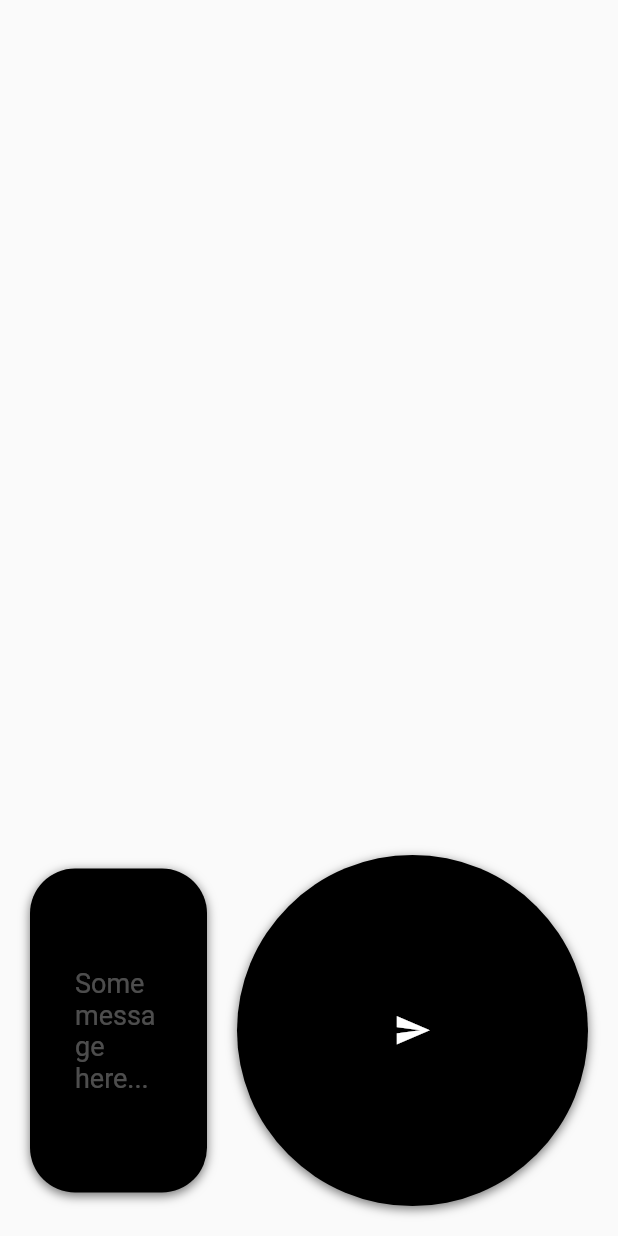
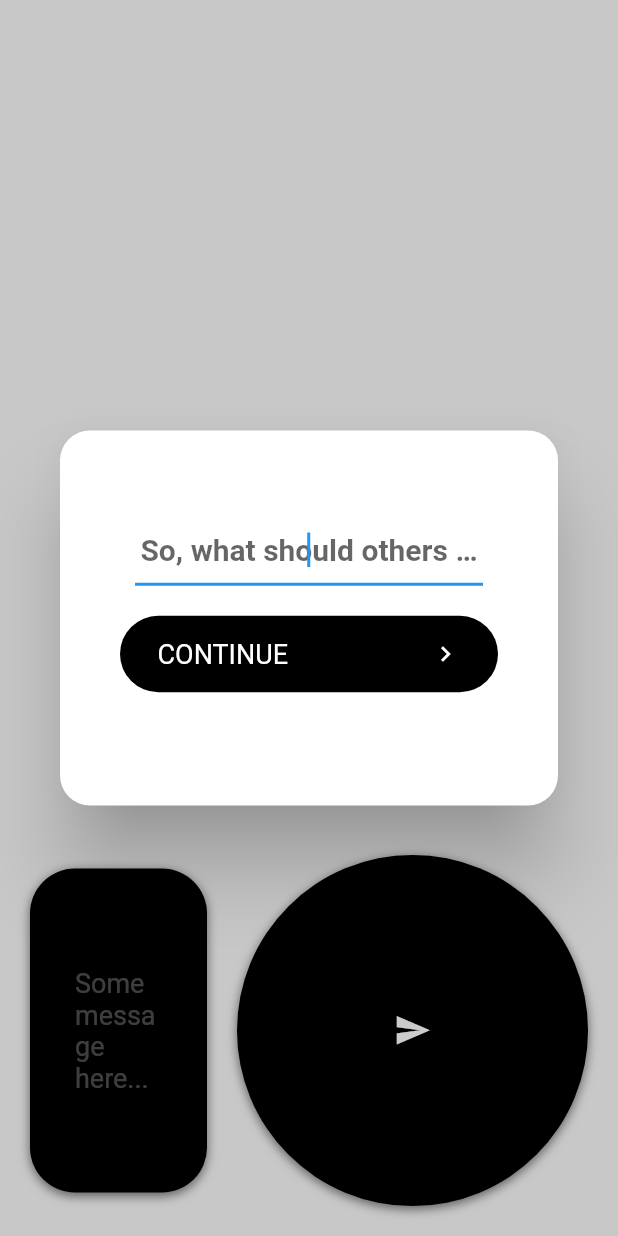
Before and after one commit to gaurav-12/chat-app-flutter, a Flutter app: the screen it shows after launch, on a phone screen of 412 x 824 dp. Run offline on Flutter 3.47's test engine with Material 2 defaults, Android fonts, the phone set to English and light mode, and no system bars; our stand-ins replace socket_io_client.

Commit message:
Added Dialog to get name

```diff
--- a/lib/ChatPage.dart
+++ b/lib/ChatPage.dart
@@ -1,7 +1,7 @@
 import 'dart:async';
-import 'dart:convert';
 import 'dart:ui';
 
+import 'package:flutter/cupertino.dart';
 import 'package:flutter/material.dart';
 import 'package:socket_io_client/socket_io_client.dart' as SocketIO;
 
@@ -18,10 +18,15 @@ class ChatPageState extends State<ChatPage> {
   double height, width;
   TextEditingController textController;
   ScrollController scrollController;
+  TextEditingController nameFieldController;
+  BuildContext scaffoldContext;
 
   double textFieldHeight;
   double textFieldFontSize;
   double baseTextFieldHeight;
+
+  bool submittingName;
+  bool nameValid;
 
   final String url = "https://chat-app-flutter-node.herokuapp.com";
 
@@ -33,27 +38,146 @@ class ChatPageState extends State<ChatPage> {
     textController.addListener(onTextChange);
 
     scrollController = ScrollController();
+    nameFieldController = TextEditingController();
 
     textFieldHeight = window.physicalSize.height * 0.12;
     baseTextFieldHeight = window.physicalSize.height * 0.12;
     textFieldFontSize = 18;
 
+    submittingName = false;
+    nameValid = true;
+
+    super.initState();
+
+    WidgetsBinding.instance
+        .addPostFrameCallback((_) => {showInitDialog(scaffoldContext)});
+  }
+
+  void initSocket(context) {
     socketIO = SocketIO.io(url);
 
     socketIO.on('receive_message', (message) {
       setState(() {
         message['source'] = 'other';
         messages.add(message);
-        scrollController.animateTo(
-            scrollController.position.maxScrollExtent,
-            curve: Curves.ease,
-            duration: Duration(milliseconds: 500));
+        scrollController.animateTo(scrollController.position.maxScrollExtent,
+            curve: Curves.ease, duration: Duration(milliseconds: 500));
       });
     });
 
     socketIO.connect();
+    socketIO.on('connect', (_) {
+      print('successfully connected!');
+      Navigator.of(context).pop();
+    });
+    socketIO.on('connect_error', (_) {
+      print('an error occured while connecting to the server');
+    });
+    socketIO.on('error', (_) {
+      print('an error occured');
+    });
+  }
 
-    super.initState();
+  Timer timer;
+  void submitName(context) {
+    if (nameFieldController.text.trim().isEmpty) {
+      setState(() {
+        nameValid = false;
+      });
+
+      timer = Timer(Duration(seconds: 3), () {
+        setState(() {
+          nameValid = true;
+        });
+      });
+    } else {
+      if (timer != null) timer.cancel();
+      setState(() {
+        submittingName = true;
+        nameValid = true;
+      });
+
+      initSocket(context);
+    }
+  }
+
+  dynamic showInitDialog(contextParent) async {
+    return showCupertinoDialog(
+        barrierDismissible: false,
+        context: contextParent,
+        builder: (BuildContext context) {
+          return Dialog(
+            shape: RoundedRectangleBorder(
+                borderRadius: BorderRadius.circular(20.0)),
+            child: Container(
+              constraints: BoxConstraints.expand(height: 250),
+              child: Padding(
+                padding: const EdgeInsets.all(20.0),
+                child: Column(
+                  mainAxisAlignment: MainAxisAlignment.center,
+                  crossAxisAlignment: CrossAxisAlignment.center,
+                  children: [
+                    Container(
+                        margin: EdgeInsets.symmetric(horizontal: 30),
+                        decoration: BoxDecoration(
+                            borderRadius: BorderRadius.circular(10),
+                            color: Colors.white),
+                        child: TextField(
+                            controller: nameFieldController,
+                            onSubmitted: (value) => submitName(contextParent),
+                            enabled: !submittingName,
+                            style: TextStyle(
+                                fontWeight: FontWeight.bold,
+                                fontSize: 20,
+                                color: Colors.black),
+                            textAlign: TextAlign.center,
+                            decoration: InputDecoration(
+                                hintText: 'So, what should others call you?',
+                                counterText: '',
+                                errorText: nameValid
+                                    ? null
+                                    : "Please enter a unique user name for others to identify you"),
+                            autofocus: true,
+                            maxLines: 1,
+                            maxLength: 15)),
+
+                    Container(
+                        margin: EdgeInsets.all(20),
+                        decoration: BoxDecoration(
+                            borderRadius: BorderRadius.circular(100.0),
+                            color: Colors.black),
+                        child: RawMaterialButton(
+                          shape: new RoundedRectangleBorder(
+                              borderRadius: BorderRadius.circular(100.0)),
+                          onPressed: () => submitName(contextParent),
+                          padding: EdgeInsets.only(
+                              left: 25, top: 15, right: 25, bottom: 15),
+                          child: Row(
+                            crossAxisAlignment: CrossAxisAlignment.center,
+                            mainAxisAlignment: MainAxisAlignment.spaceBetween,
+                            children: [
+                              Text(
+                                "CONTINUE",
+                                style: TextStyle(
+                                    color: Colors.white, fontSize: 18),
+                              ),
+                              !submittingName
+                                  ? Icon(
+                                      Icons.chevron_right,
+                                      size: 20,
+                                      color: Colors.white,
+                                    )
+                                  : CupertinoActivityIndicator(
+                                      animating: true, radius: 15)
+                            ],
+                          ),
+                        ))
+                  ],
+                ),
+              ),
+            ),
+          );
+        });
   }
 
   int numOfLines = 1;
@@ -80,6 +204,7 @@ class ChatPageState extends State<ChatPage> {
   void dispose() {
     textController.dispose();
     scrollController.dispose();
+    socketIO.disconnect();
     super.dispose();
   }
 
@@ -93,8 +218,9 @@ class ChatPageState extends State<ChatPage> {
       width: width,
       child: ListView.builder(
         reverse: true,
-        padding:
-            EdgeInsets.only(top: window.physicalSize.height * 0.05, bottom: window.physicalSize.height * 0.2),
+        padding: EdgeInsets.only(
+            top: window.physicalSize.height * 0.05,
+            bottom: window.physicalSize.height * 0.2),
         controller: scrollController,
         itemCount: messages.length,
         itemBuilder: (BuildContext context, int index) {
@@ -153,7 +279,10 @@ class ChatPageState extends State<ChatPage> {
               // Resetting animated text field's properties
               numOfLines = 1;
 
-              Map<String, String> messageObj = {'source': 'self', 'message': textController.text.trim()};
+              Map<String, String> messageObj = {
+                'source': 'self',
+                'message': textController.text.trim()
+              };
 
               //Send the message as JSON data to send_message event
               socketIO.emit('send_message', messageObj);
@@ -196,12 +325,16 @@ class ChatPageState extends State<ChatPage> {
         ));
   }
 
+  final mainScaffoldKey = GlobalKey<ScaffoldState>();
+
   @override
   Widget build(BuildContext context) {
     height = MediaQuery.of(context).size.height;
     width = MediaQuery.of(context).size.width;
+    scaffoldContext = context;
 
     return Scaffold(
+        key: mainScaffoldKey,
         body: Stack(
           children: <Widget>[
             SingleChildScrollView(
--- a/lib/SingleMessage.dart
+++ b/lib/SingleMessage.dart
@@ -26,6 +26,11 @@ class SingleMessageState extends State<SingleMessage>
     slideAnim = Tween<Offset>(begin: widget.messageObj['source'] == 'self'? Offset(2, 0) : Offset(-2, 0), end: Offset.zero)
         .animate(new CurvedAnimation(parent: animController, curve: Curves.ease));
 
+    super.initState();
+  }
+
+  @override
+  Widget build(BuildContext context) {
     WidgetsBinding.instance.addPostFrameCallback((_) => {
           this.setState(() {
             messageBoxOpacity = 1;
@@ -33,11 +38,6 @@ class SingleMessageState extends State<SingleMessage>
           })
         });
 
-    super.initState();
-  }
-
-  @override
-  Widget build(BuildContext context) {
     return AnimatedOpacity(
         duration: Duration(milliseconds: 800),
         opacity: messageBoxOpacity,
```
Lines whose indentation alone changed are shown as unchanged.
